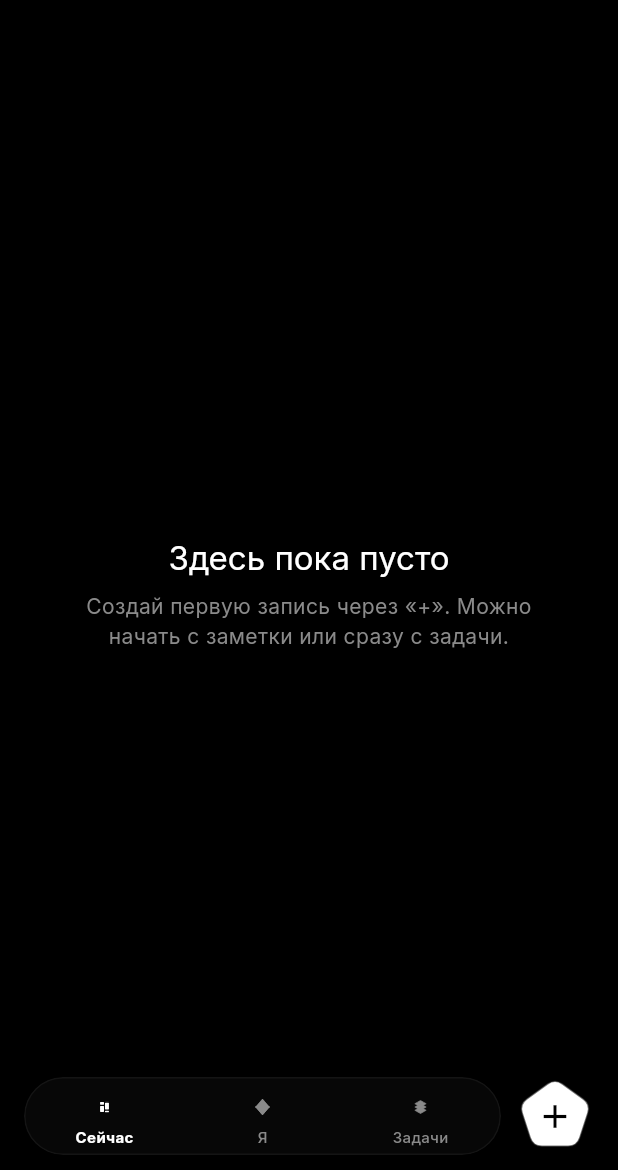
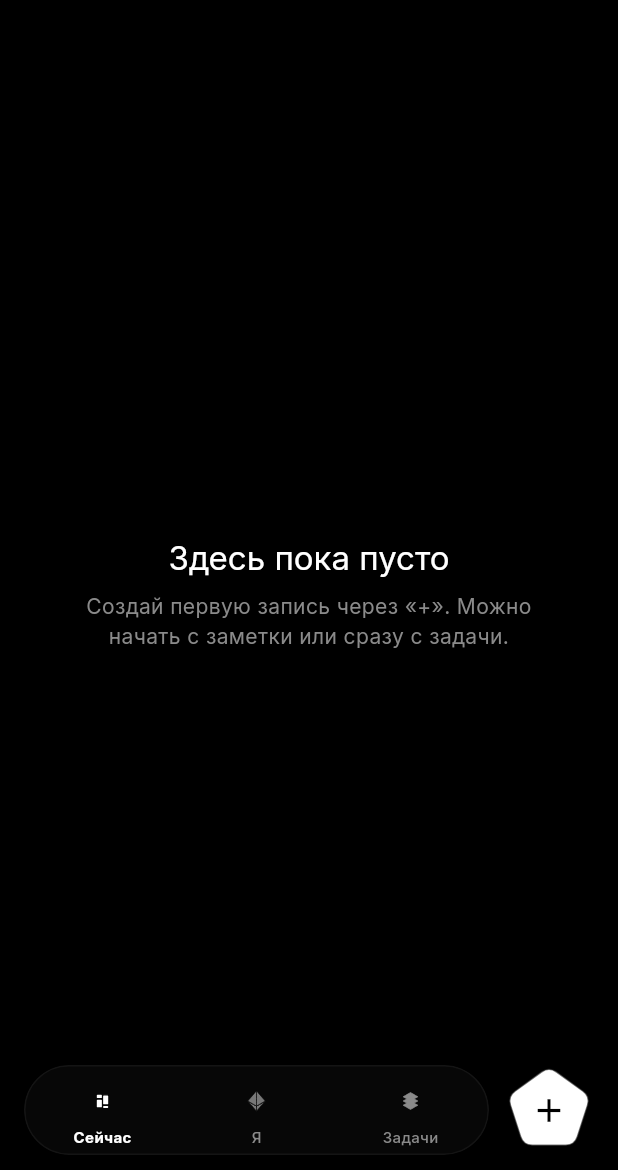
Before and after one commit to gamegroyvi/noetica, a Flutter app: the HomeShell screen opened directly, on a phone screen of 412 x 824 dp, the part 66-1236 px from its top. Run offline on Flutter 3.47's test engine with Material 3 defaults, Android fonts, the phone set to English and light mode, and no system bars; our stand-ins replace audioplayers, flutter_local_notifications, flutter_riverpod, flutter_secure_storage, flutter_timezone, google_fonts and 8 more; missing offline and left inert: local_notifier, tray_manager, window_manager; accounts and stored records are empty.

Commit message:
tabbar: bigger icons (36px in 60px capsule), single-play animation, restore Я two-tone
Co-Authored-By: 75sohwiork <grouvi20@mail.ru>

```diff
--- a/lib/features/home/home_shell.dart
+++ b/lib/features/home/home_shell.dart
@@ -27,12 +27,12 @@ const double _kRailExtended = 1200;
 /// Geometry of the floating capsule tab bar — exported so screens can
 /// add the reserve to their own scroll paddings (so the last items
 /// don't end up hidden under the partially-transparent bar).
-const double kFloatingTabBarHeight = 52;
+const double kFloatingTabBarHeight = 60;
 const double kFloatingTabBarMargin = 10;
 const double kFloatingTabBarHorizontalInset = 16;
 /// Side length of the pentagon FAB that sits inline-right of the
 /// floating tabbar capsule.
-const double kFloatingFabSize = 52;
+const double kFloatingFabSize = 60;
 const double kFloatingFabGap = 10;
 /// Total vertical room the bar visually occupies above the system safe
 /// area (capsule height + top + bottom margin). Used by screens that
@@ -188,6 +188,10 @@ class _HomeShellState extends ConsumerState<HomeShell> {
       selectedIcon: Icons.auto_graph,
       label: 'Я',
       lottie: 'assets/icons/tab_profile.json',
+      // Octahedron is intentionally two-tone (black faces + white
+      // edges) — don't tint it with the palette colour, just dim it
+      // when the tab is inactive.
+      tintWithPalette: false,
     ),
     _Destination(
       icon: Icons.checklist_outlined,
@@ -309,16 +313,21 @@ class _Destination {
     required this.selectedIcon,
     required this.label,
     required this.lottie,
+    this.tintWithPalette = true,
   });
 
   final IconData icon;
   final IconData selectedIcon;
   final String label;
-  /// Path to a Lottie JSON file that plays a looping animation when
-  /// this tab is selected; rests on the final frame otherwise so
-  /// icons that draw themselves from scratch (e.g. profile) stay
-  /// visible. Desktop sidebar still uses [icon] / [selectedIcon].
+  /// Path to a Lottie JSON file that plays once when the tab is
+  /// activated and rests on the final frame otherwise. Desktop
+  /// sidebar still uses [icon] / [selectedIcon].
   final String lottie;
+  /// When true, the entire Lottie composition is repainted with the
+  /// palette foreground/muted colour via BlendMode.srcIn. When false,
+  /// the source colours are preserved (used for two-tone icons whose
+  /// internal colour relationships matter).
+  final bool tintWithPalette;
 }
 
 /// Custom sidebar — `NavigationRail` doesn't support a "secondary" group of
@@ -662,28 +671,41 @@ class _FloatingTabItemState extends State<_FloatingTabItem>
   @override
   void initState() {
     super.initState();
-    // Default rest pose: the FINAL frame. Lottie compositions in
-    // this codebase are draw-themselves-from-zero animations, so
-    // resting at frame 0 leaves the icon invisible until tapped.
-    _ctrl.value = widget.selected ? 0 : 1;
+    // Rest pose is the FINAL frame so icons that draw themselves
+    // from zero (profile) stay visible. When selected, animation
+    // plays once forward — not on a loop.
+    _ctrl.value = 1;
     if (widget.selected) {
-      _ctrl.repeat();
+      _replay();
     }
+  }
+
+  void _replay() {
+    _ctrl
+      ..stop()
+      ..value = 0;
+    _ctrl.forward();
   }
 
   @override
   void didUpdateWidget(covariant _FloatingTabItem oldWidget) {
     super.didUpdateWidget(oldWidget);
     if (widget.selected && !oldWidget.selected) {
-      _ctrl
-        ..stop()
-        ..reset()
-        ..repeat();
+      _replay();
     } else if (!widget.selected && oldWidget.selected) {
       _ctrl
         ..stop()
         ..value = 1;
     }
+  }
+
+  void _handleTap() {
+    // If tapping the already-active tab, replay the icon animation
+    // for tactile feedback. Otherwise propagate the selection.
+    if (widget.selected) {
+      _replay();
+    }
+    widget.onTap();
   }
 
   @override
@@ -695,39 +717,35 @@ class _FloatingTabItemState extends State<_FloatingTabItem>
   @override
   Widget build(BuildContext context) {
     final color = widget.selected ? widget.palette.fg : widget.palette.muted;
+    final lottie = Lottie.asset(
+      widget.destination.lottie,
+      controller: _ctrl,
+      fit: BoxFit.contain,
+      onLoaded: (composition) {
+        _ctrl.duration = composition.duration;
+        if (widget.selected && !_ctrl.isAnimating && _ctrl.value == 1) {
+          _replay();
+        }
+      },
+    );
+    final Widget icon = widget.destination.tintWithPalette
+        ? ColorFiltered(
+            colorFilter: ColorFilter.mode(color, BlendMode.srcIn),
+            child: lottie,
+          )
+        : Opacity(opacity: widget.selected ? 1.0 : 0.45, child: lottie);
     return GestureDetector(
       behavior: HitTestBehavior.opaque,
-      onTap: widget.onTap,
+      onTap: _handleTap,
       child: Padding(
         padding: const EdgeInsets.symmetric(vertical: 4),
         child: Column(
           mainAxisAlignment: MainAxisAlignment.center,
           mainAxisSize: MainAxisSize.min,
           children: [
-            // Tint the entire monochrome icon with the active palette
-            // colour using BlendMode.srcIn — selected tabs read in fg,
-            // deselected tabs in muted. We avoid Lottie's color delegate
-            // because the JSON may use complex multi-shape compositions
-            // where targeting individual layers is brittle.
-            SizedBox(
-              width: 28,
-              height: 28,
-              child: ColorFiltered(
-                colorFilter: ColorFilter.mode(color, BlendMode.srcIn),
-                child: Lottie.asset(
-                  widget.destination.lottie,
-                  controller: _ctrl,
-                  fit: BoxFit.contain,
-                  onLoaded: (composition) {
-                    _ctrl.duration = composition.duration;
-                    _ctrl.value = widget.selected ? 0 : 1;
-                    if (widget.selected) {
-                      _ctrl.repeat();
-                    }
-                  },
-                ),
-              ),
-            ),
+            // Larger render box — source icons have generous canvas
+            // padding, so 28 px felt visually undersized.
+            SizedBox(width: 36, height: 36, child: icon),
             const SizedBox(height: 1),
             Text(
               widget.destination.label,
```
Also changed, not shown: assets/icons/tab_profile.json (+1 -1 lines).
